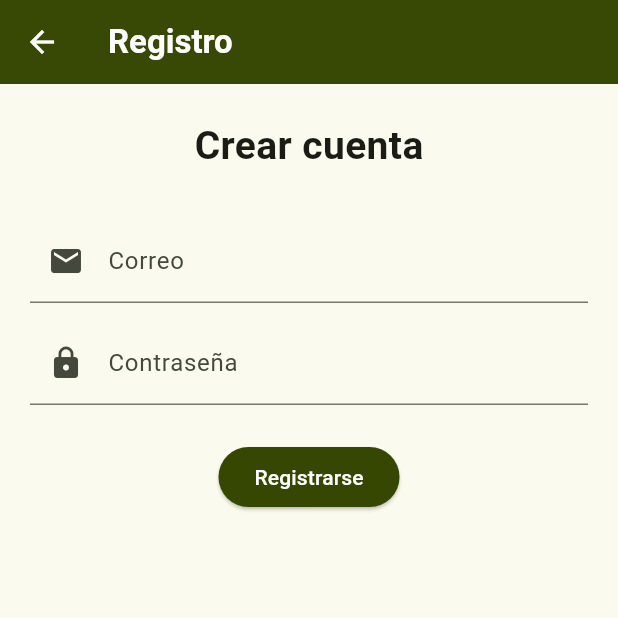
After one commit to matiasvdl/examenfinal, a Flutter app: the screen it shows after launch, after a tap on "Regístrate", on a phone screen of 412 x 824 dp, the top half of it. The commit adds this screen. Run offline on Flutter 3.47's test engine with Material 3 defaults, Android fonts, the phone set to English and light mode, and no system bars; our stand-ins replace cloud_firestore, firebase_auth, firebase_core; accounts and stored records are empty; network calls fail.

Commit message:
Registro y recuperar contraseña

```diff
--- a/lib/routes/app_routes.dart
+++ b/lib/routes/app_routes.dart
@@ -6,25 +6,22 @@ class AppRoutes {
 
   static Map<String, Widget Function(BuildContext)> routes = {
     'login': (BuildContext context) => const LoginScreen(),
-
+    'registro': (BuildContext context) => const RegistroScreen(),
     'menu': (BuildContext context) => const MenuScreen(),
-
     'productos': (BuildContext context) => const HomeScreen(),
+    'producto_detalle': (BuildContext context) => const ProductoDetalleScreen(),
     'producto_formulario': (BuildContext context) =>
         const ProductoFormularioScreen(),
-
     'proveedores': (BuildContext context) => const ProveedoresScreen(),
     'proveedor_detalle': (BuildContext context) =>
         const ProveedorDetalleScreen(),
     'proveedor_formulario': (BuildContext context) =>
         const ProveedorFormularioScreen(),
-
     'categorias': (BuildContext context) => const CategoriasScreen(),
     'categoria_detalle': (BuildContext context) =>
         const CategoriaDetalleScreen(),
     'categoria_formulario': (BuildContext context) =>
         const CategoriaFormularioScreen(),
-
     'error': (BuildContext context) => const ErrorScreen(),
   };
 
--- a/lib/screens/login_screen.dart
+++ b/lib/screens/login_screen.dart
@@ -1,5 +1,7 @@
 import 'package:flutter/material.dart';
 import 'package:firebase_auth/firebase_auth.dart';
+
+import '../widgets/appbar.dart';
 
 class LoginScreen extends StatefulWidget {
   const LoginScreen({super.key});
@@ -32,10 +34,17 @@ class _LoginScreenState extends State<LoginScreen> {
   }
 
   @override
+  void dispose() {
+    emailController.dispose();
+    passController.dispose();
+    super.dispose();
+  }
+
+  @override
   Widget build(BuildContext context) {
     return Scaffold(
-      appBar: AppBar(
-        title: const Text('Login'),
+      appBar: const AppBarWidget(
+        title: 'Iniciar Sesión',
       ),
       body: Padding(
         padding: const EdgeInsets.all(20),
@@ -59,6 +68,45 @@ class _LoginScreenState extends State<LoginScreen> {
               onPressed: login,
               child: const Text('Ingresar'),
             ),
+            const SizedBox(height: 8),
+            TextButton(
+              onPressed: () async {
+                if (emailController.text.trim().isEmpty) {
+                  ScaffoldMessenger.of(context).showSnackBar(
+                    const SnackBar(
+                      content: Text('Ingrese su correo para recuperar contraseña'),
+                    ),
+                  );
+                  return;
+                }
+
+                await FirebaseAuth.instance.sendPasswordResetEmail(
+                  email: emailController.text.trim(),
+                );
+
+                if (!context.mounted) return;
+
+                ScaffoldMessenger.of(context).showSnackBar(
+                  const SnackBar(
+                    content: Text('Correo de recuperación enviado'),
+                  ),
+                );
+              },
+              child: const Text('¿Olvidaste tu contraseña?'),
+            ),
+            const SizedBox(height: 0),
+            Row(
+              mainAxisAlignment: MainAxisAlignment.center,
+              children: [
+                const Text('¿No tienes cuenta?'),
+                TextButton(
+                  onPressed: () {
+                    Navigator.pushNamed(context, 'registro');
+                  },
+                  child: const Text('Regístrate'),
+                ),
+              ],
+            ),
           ],
         ),
       ),
--- /dev/null
+++ b/lib/screens/registro_screen.dart
@@ -0,0 +1,96 @@
+import 'package:flutter/material.dart';
+import 'package:firebase_auth/firebase_auth.dart';
+
+import '../widgets/appbar.dart';
+
+class RegistroScreen extends StatefulWidget {
+  const RegistroScreen({super.key});
+
+  @override
+  State<RegistroScreen> createState() => _RegistroScreenState();
+}
+
+class _RegistroScreenState extends State<RegistroScreen> {
+  final emailController = TextEditingController();
+  final passController = TextEditingController();
+
+  Future<void> registrar() async {
+    try {
+      await FirebaseAuth.instance.createUserWithEmailAndPassword(
+        email: emailController.text.trim(),
+        password: passController.text.trim(),
+      );
+
+      if (!mounted) return;
+
+      Navigator.pop(context);
+
+      ScaffoldMessenger.of(context).showSnackBar(
+        const SnackBar(
+          content: Text('Usuario registrado correctamente'),
+          duration: Duration(seconds: 2),
+        ),
+      );
+    } catch (e) {
+      if (!mounted) return;
+
+      ScaffoldMessenger.of(context).showSnackBar(
+        const SnackBar(
+          content: Text('Error al registrar usuario'),
+          duration: Duration(seconds: 2),
+        ),
+      );
+    }
+  }
+
+  @override
+  void dispose() {
+    emailController.dispose();
+    passController.dispose();
+    super.dispose();
+  }
+
+  @override
+  Widget build(BuildContext context) {
+    return Scaffold(
+      appBar: const AppBarWidget(title: 'Registro'),
+      body: Padding(
+        padding: const EdgeInsets.all(20),
+        child: Column(
+          children: [
+            const SizedBox(height: 3),
+            const Text(
+              'Crear cuenta',
+              style: TextStyle(
+                fontSize: 26,
+                fontWeight: FontWeight.bold,
+              ),
+            ),
+            const SizedBox(height: 30),
+            TextField(
+              controller: emailController,
+              decoration: const InputDecoration(
+                labelText: 'Correo',
+                prefixIcon: Icon(Icons.email),
+              ),
+            ),
+            const SizedBox(height: 12),
+            TextField(
+              controller: passController,
+              obscureText: true,
+              decoration: const InputDecoration(
+                labelText: 'Contraseña',
+                prefixIcon: Icon(Icons.lock),
+              ),
+            ),
+            const SizedBox(height: 24),
+            ElevatedButton(
+              onPressed: registrar,
+              child: const Text('Registrarse'),
+            ),
+          ],
+        ),
+      ),
+    );
+  }
+}
--- a/lib/screens/screen.dart
+++ b/lib/screens/screen.dart
@@ -1,11 +1,13 @@
 export 'login_screen.dart';
+export 'registro_screen.dart';
 export 'menu_screen.dart';
 export 'home_screen.dart';
+export 'producto_detalle_screen.dart';
 export 'producto_formulario_screen.dart';
-export 'error_screen.dart';
 export 'proveedores_screen.dart';
 export 'proveedor_detalle_screen.dart';
 export 'proveedor_formulario_screen.dart';
 export 'categorias_screen.dart';
 export 'categoria_detalle_screen.dart';
 export 'categoria_formulario_screen.dart';
+export 'error_screen.dart';
--- a/lib/widgets/producto_card.dart
+++ b/lib/widgets/producto_card.dart
@@ -5,12 +5,14 @@ import 'estilo_card.dart';
 
 class ProductoCard extends StatelessWidget {
   final Producto producto;
+  final VoidCallback onVer;
   final VoidCallback onEdit;
   final VoidCallback onDelete;
 
   const ProductoCard({
     super.key,
     required this.producto,
+    required this.onVer,
     required this.onEdit,
     required this.onDelete,
   });
@@ -19,6 +21,7 @@ class ProductoCard extends StatelessWidget {
   Widget build(BuildContext context) {
     return EstiloCard(
       child: ListTile(
+        onTap: onVer,
         leading: Image.network(
           producto.imagen,
           width: 50,
```
Also changed, not shown: lib/screens/home_screen.dart (+7 -0 lines), lib/screens/producto_detalle_screen.dart (added, +58 -0 lines). Lines whose indentation alone changed are shown as unchanged.
